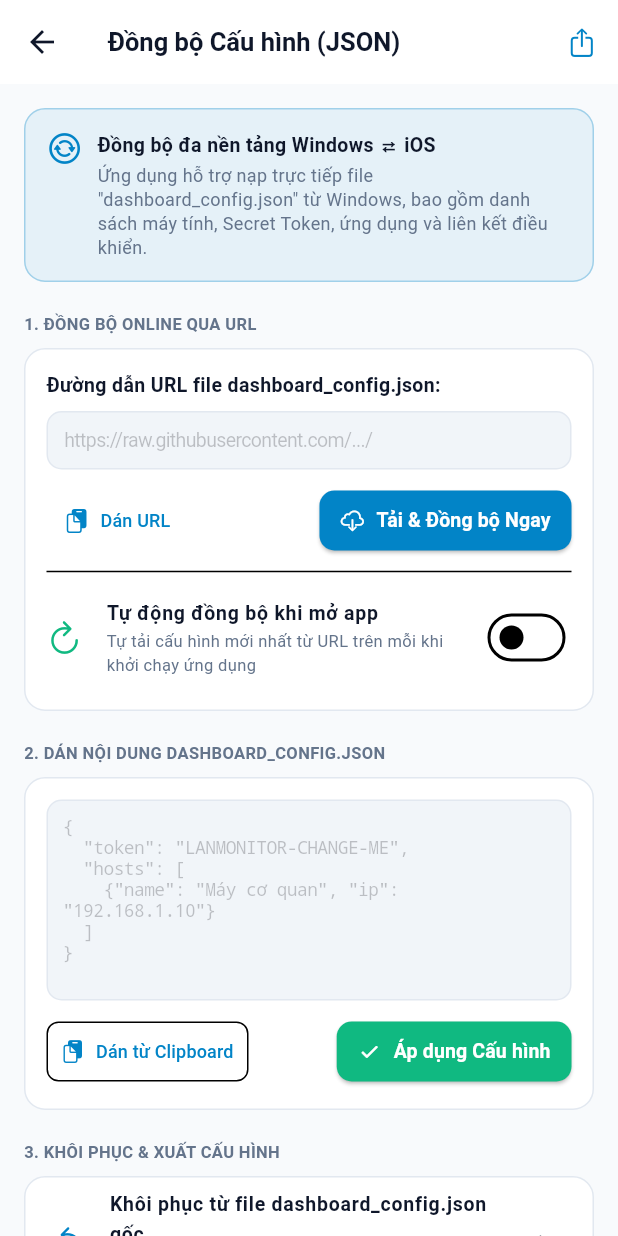
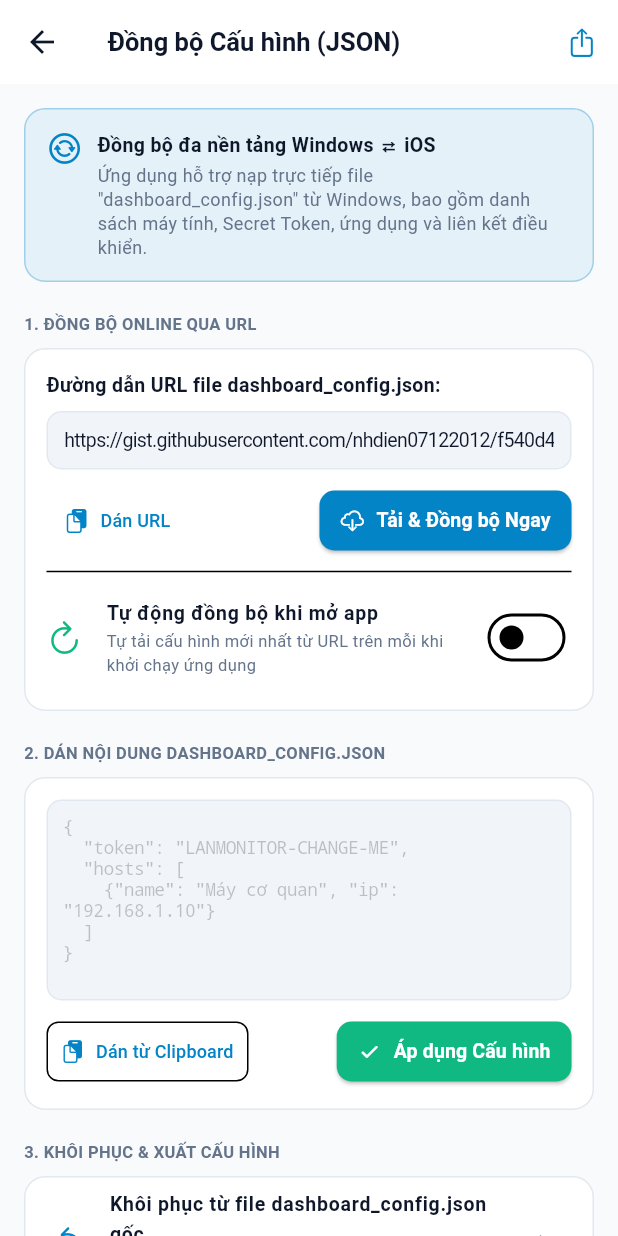
Before and after one commit to nhdien07122012/LANMonitor, a Flutter app: the screen it shows after launch, after a tap on an icon or button, on a phone screen of 412 x 824 dp. Run offline on Flutter 3.47's test engine with Material 3 defaults, Android fonts, the phone set to English and light mode, and no system bars; our stand-ins replace shared_preferences; network calls fail.

Commit message:
feat(sync): pre-fill online Gist URL for dashboard_config.json sync (v1.2.1+18)

```diff
--- a/ios_app/lib/providers/monitor_provider.dart
+++ b/ios_app/lib/providers/monitor_provider.dart
@@ -92,7 +92,8 @@ class MonitorProvider extends ChangeNotifier {
     _globalToken = prefs.getString('global_token') ?? 'LANMONITOR-CHANGE-ME';
     _refreshInterval = prefs.getInt('refresh_interval') ?? 2;
     _isAutoRefresh = prefs.getBool('is_auto_refresh') ?? true;
-    _configSyncUrl = prefs.getString('config_sync_url');
+    _configSyncUrl = prefs.getString('config_sync_url') ??
+        'https://gist.githubusercontent.com/nhdien07122012/f540d4882c4c87e2dc799975faa57a03/raw/dashboard_config.json';
     _autoSyncOnlineConfig = prefs.getBool('auto_sync_online_config') ?? false;
 
     final hostsJson = prefs.getString('hosts_list');
--- a/ios_app/lib/screens/config_sync_screen.dart
+++ b/ios_app/lib/screens/config_sync_screen.dart
@@ -25,6 +25,8 @@ class _ConfigSyncScreenState extends State<ConfigSyncScreen> {
     final provider = Provider.of<MonitorProvider>(context, listen: false);
     if (provider.configSyncUrl != null && provider.configSyncUrl!.isNotEmpty) {
       _urlCtrl.text = provider.configSyncUrl!;
+    } else {
+      _urlCtrl.text = 'https://gist.githubusercontent.com/nhdien07122012/f540d4882c4c87e2dc799975faa57a03/raw/dashboard_config.json';
     }
   }
 
--- a/ios_app/pubspec.yaml
+++ b/ios_app/pubspec.yaml
@@ -1,7 +1,7 @@
 name: lan_monitor
 description: "LAN Monitor Dashboard for iOS - Real-time PC Hardware & System Monitoring"
 publish_to: "none"
-version: 1.2.0+17
+version: 1.2.1+18
 
 environment:
   sdk: ">=3.0.0 <4.0.0"
```
Also changed, not shown: 5 other files.
